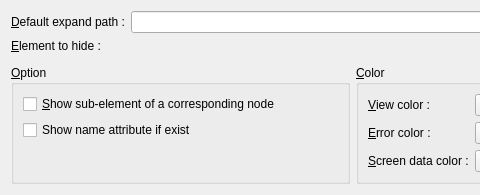
Before: the Qt Designer form plugins/core/config/xmlpresconfigform.ui in phoenix741/xinx, drawn with Qt 5; both pictures show x 0 to 480 and y 0 to 195 of the 705 by 195 pixel window.
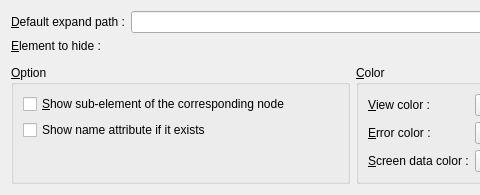
After: the same form once the commit is applied. Custom widgets are drawn as their Qt base class.

```diff
--- a/plugins/core/config/xmlpresconfigform.ui
+++ b/plugins/core/config/xmlpresconfigform.ui
@@ -66,7 +66,7 @@
            <string>If checked, when you filter the text, the list show sub-element of node where the filter verify the text.</string>
           </property>
           <property name="text">
-           <string>&amp;Show sub-element of a corresponding node</string>
+           <string>&amp;Show sub-element of the corresponding node</string>
           </property>
          </widget>
         </item>
@@ -79,7 +79,7 @@
 &lt;code&gt;VueXXXX[@name='MyName']&lt;/code&gt;&lt;/p&gt;</string>
           </property>
           <property name="text">
-           <string>Show name attribute if exist</string>
+           <string>Show name attribute if it exists</string>
           </property>
          </widget>
         </item>
```
Left out of the diff: 20 changed lines with no effect on the pictures.
